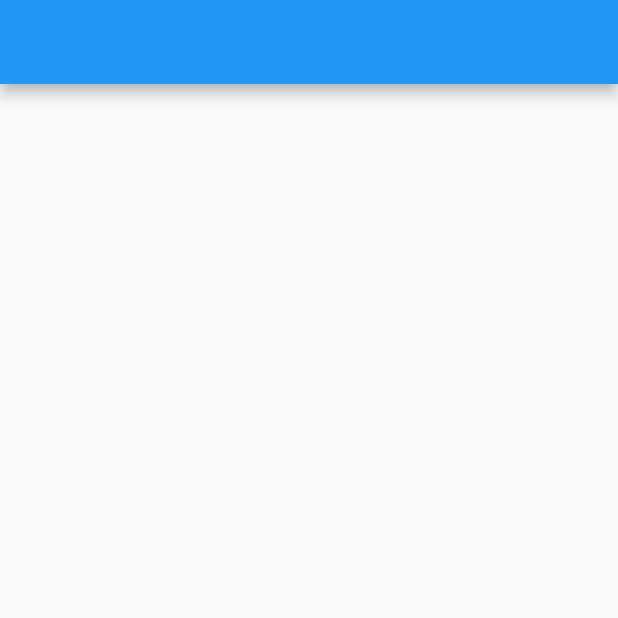
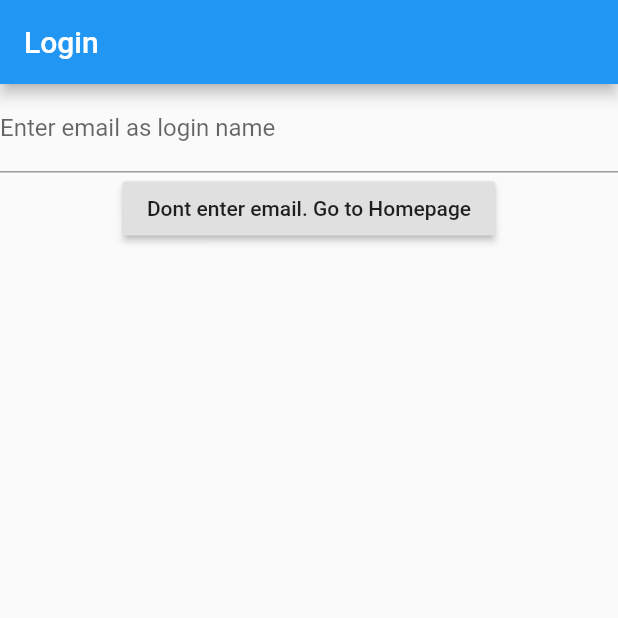
Before and after one commit to shlzhe/SIMSO, a Flutter app: the screen it shows after launch, on a phone screen of 412 x 824 dp, the top half of it. Run offline on Flutter 3.47's test engine with Material 2 defaults, Android fonts, the phone set to English and light mode, and no system bars; our stand-ins replace cloud_firestore, get_it; accounts and stored records are empty.

Commit message:
initial homepage access

```diff
--- a/simso/lib/model/entities/user-model.dart
+++ b/simso/lib/model/entities/user-model.dart
@@ -1,6 +1,14 @@
 class UserModel {
-  UserModel({this.docID, this.username, this.email});
-
+  UserModel({
+    this.docID,
+    this.username,
+    this.email,
+    });
+  UserModel.isEmpty(){
+    this.docID='';
+    this.username='';
+    this.email='';
+  }
   String docID;
   String username;
   String email;
--- a/simso/lib/view/login-page.dart
+++ b/simso/lib/view/login-page.dart
@@ -1,5 +1,7 @@
 import 'package:flutter/material.dart';
 import 'package:simso/controller/login-page-controller.dart';
+
+import '../model/entities/user-model.dart';
 class LoginPage extends StatefulWidget {
   @override
   State<StatefulWidget> createState() {
@@ -8,11 +10,13 @@ class LoginPage extends StatefulWidget {
 }
 
 class LoginPageState extends State<LoginPage> {
-  BuildContext _context;
-  LoginPageController _controller;
-
+  BuildContext context;
+  LoginPageController controller;
+  UserModel user;
+  var formKey = GlobalKey<FormState>();
   LoginPageState() {
-    _controller = LoginPageController(this);
+    controller = LoginPageController(this);
+    user = UserModel.isEmpty();
   }
 
   void stateChanged(Function f) {
@@ -21,10 +25,33 @@ class LoginPageState extends State<LoginPage> {
 
   @override
   Widget build(BuildContext context) {
-    this._context = context;
+    this.context = context;
     return Scaffold(
-      appBar: AppBar(),
-      body: Container(
+      appBar: AppBar(
+        title: Text('Login'),
+      ),
+      body:  Container(
+        child: Form(
+            key: formKey,
+            child: Column(children: <Widget>[
+              TextFormField(
+              decoration: InputDecoration(
+                labelText: 'Enter email as login name',
+                hintText: 'email',
+              ),
+              keyboardType: TextInputType.emailAddress,
+              validator: controller.validateEmail,
+              onSaved: controller.saveEmail,
+              ),
+              RaisedButton(
+                onPressed: controller.goToHomepage,
+                child: Text(
+                  'Dont enter email. Go to Homepage',
+                ),
+              ),
+            ],
+            ),
+        )
       ),
     );
   }
```
Also changed, not shown: simso/lib/controller/login-page-controller.dart (+16 -0 lines), simso/lib/view/homepage.dart (+15 -15 lines), 2 other files.
